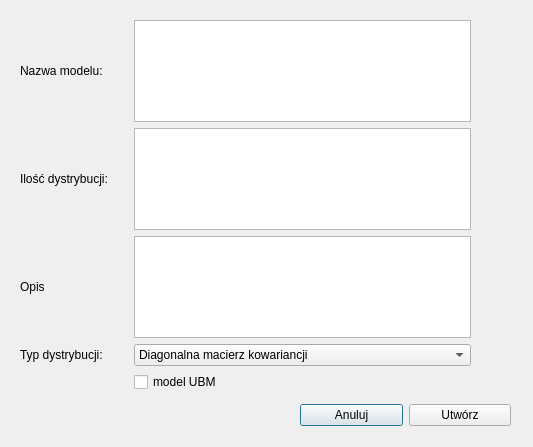
Old version of the form main/windows/CreateModelWindow.ui in the repository Erucolindo96/Native-Speaker.
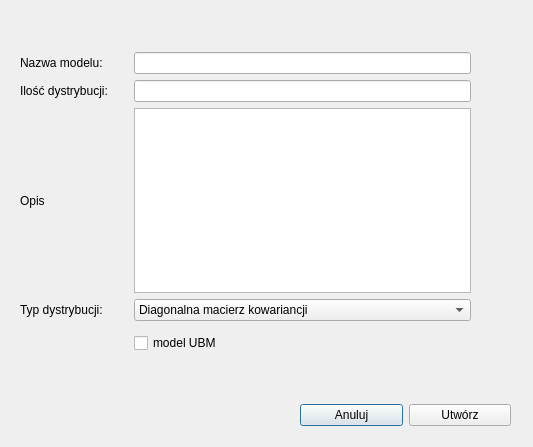
New version of the form.

Commit message: Zamiana pola tekstowego na pojedyńczą linię tekstu w CreateModelWindow

```diff
--- a/main/windows/CreateModelWindow.ui
+++ b/main/windows/CreateModelWindow.ui
@@ -29,14 +29,14 @@
     <property name="spacing">
      <number>6</number>
     </property>
-    <item row="7" column="2">
+    <item row="6" column="2">
      <widget class="QCheckBox" name="checkBox_is_ubm">
       <property name="text">
        <string>model UBM</string>
       </property>
      </widget>
     </item>
-    <item row="5" column="2">
+    <item row="4" column="2">
      <widget class="QComboBox" name="comboBox_distrib_type">
       <item>
        <property name="text">
@@ -50,20 +50,7 @@
       </item>
      </widget>
     </item>
-    <item row="3" column="1">
-     <spacer name="verticalSpacer_10">
-      <property name="orientation">
-       <enum>Qt::Vertical</enum>
-      </property>
-      <property name="sizeHint" stdset="0">
-       <size>
-        <width>20</width>
-        <height>40</height>
-       </size>
-      </property>
-     </spacer>
-    </item>
-    <item row="4" column="2">
+    <item row="3" column="2">
      <widget class="QTextEdit" name="textEdit_description"/>
     </item>
     <item row="1" column="0">
@@ -86,10 +73,7 @@
       </property>
      </spacer>
     </item>
-    <item row="2" column="2">
-     <widget class="QTextEdit" name="textEdit_distrib_cnt"/>
-    </item>
-    <item row="10" column="1">
+    <item row="9" column="1">
      <spacer name="verticalSpacer_15">
       <property name="orientation">
        <enum>Qt::Vertical</enum>
@@ -102,7 +86,7 @@
       </property>
      </spacer>
     </item>
-    <item row="10" column="2">
+    <item row="9" column="2">
      <spacer name="verticalSpacer_16">
       <property name="orientation">
        <enum>Qt::Vertical</enum>
@@ -115,7 +99,7 @@
       </property>
      </spacer>
     </item>
-    <item row="7" column="0">
+    <item row="6" column="0">
      <spacer name="verticalSpacer">
       <property name="orientation">
        <enum>Qt::Vertical</enum>
@@ -148,26 +132,14 @@
       </property>
      </widget>
     </item>
-    <item row="1" column="2">
-     <widget class="QTextEdit" name="textEdit_model_name">
-      <property name="font">
-       <font>
-        <pointsize>14</pointsize>
-        <weight>75</weight>
-        <italic>true</italic>
-        <bold>true</bold>
-       </font>
-      </property>
-     </widget>
-    </item>
-    <item row="4" column="0">
+    <item row="3" column="0">
      <widget class="QLabel" name="label_description">
       <property name="text">
        <string>Opis</string>
       </property>
      </widget>
     </item>
-    <item row="10" column="0">
+    <item row="9" column="0">
      <spacer name="verticalSpacer_17">
       <property name="orientation">
        <enum>Qt::Vertical</enum>
@@ -180,33 +152,7 @@
       </property>
      </spacer>
     </item>
-    <item row="3" column="2">
-     <spacer name="verticalSpacer_13">
-      <property name="orientation">
-       <enum>Qt::Vertical</enum>
-      </property>
-      <property name="sizeHint" stdset="0">
-       <size>
-        <width>20</width>
-        <height>40</height>
-       </size>
-      </property>
-     </spacer>
-    </item>
-    <item row="3" column="0">
-     <spacer name="verticalSpacer_14">
-      <property name="orientation">
-       <enum>Qt::Vertical</enum>
-      </property>
-      <property name="sizeHint" stdset="0">
-       <size>
-        <width>20</width>
-        <height>40</height>
-       </size>
-      </property>
-     </spacer>
-    </item>
-    <item row="5" column="0">
+    <item row="4" column="0">
      <widget class="QLabel" name="label_distrib_type">
       <property name="text">
        <string>Typ dystrybucji: </string>
@@ -226,6 +172,12 @@
       </property>
      </spacer>
     </item>
+    <item row="2" column="2">
+     <widget class="QLineEdit" name="lineEdit_distrib_cnt"/>
+    </item>
+    <item row="1" column="2">
+     <widget class="QLineEdit" name="lineEdit_model_name"/>
+    </item>
    </layout>
   </widget>
   <widget class="QWidget" name="verticalLayoutWidget">
```
The commit also changes 1 other file.
